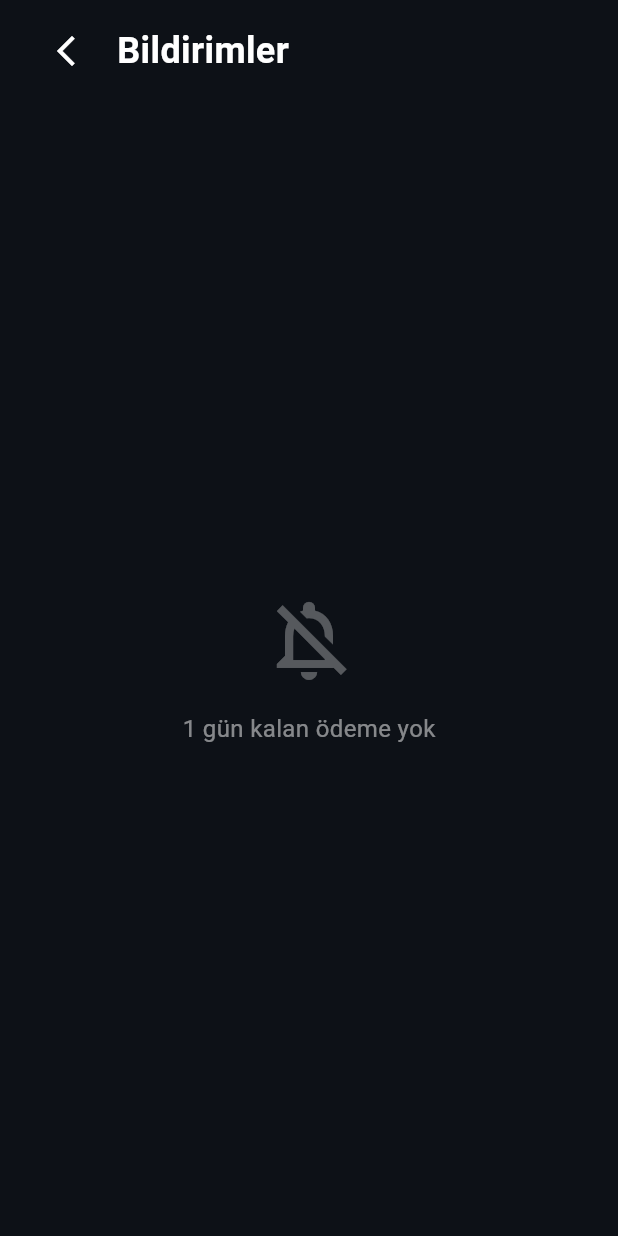
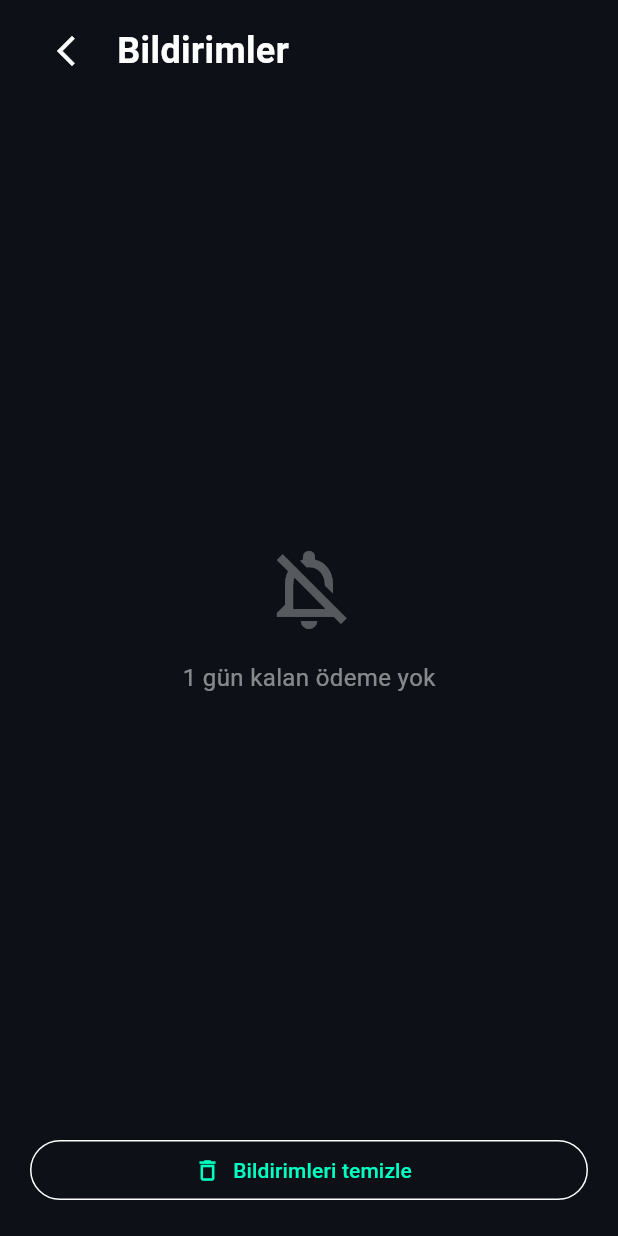
Before and after one commit to STmobiletr/abonekontrolios, a Flutter app: the screen it shows after launch, after a tap on "BAŞLA", after a tap on the "notifications none" icon, on a phone screen of 412 x 824 dp. Run offline on Flutter 3.47's test engine with Material 3 defaults, Android fonts, the light colour scheme and no system bars; our stand-ins replace file_picker, fl_chart, flutter_local_notifications, flutter_riverpod, flutter_staggered_animations, google_mobile_ads and 5 more; accounts and stored records are empty; generated files the repository leaves out were written again; network calls fail.

Commit message:
Filter notifications by pending schedule

```diff
--- a/lib/core/services/notification_service.dart
+++ b/lib/core/services/notification_service.dart
@@ -107,4 +107,22 @@ class NotificationService {
   Future<void> cancelAllNotifications() async {
     await flutterLocalNotificationsPlugin.cancelAll();
   }
+
+  /// Returns all pending notification IDs.
+  Future<Set<int>> pendingNotificationIds() async {
+    final pending =
+        await flutterLocalNotificationsPlugin.pendingNotificationRequests();
+    return pending.map((request) => request.id).toSet();
+  }
+
+  /// Cancels all scheduled notifications and returns how many were pending.
+  Future<int> cancelAllScheduledNotifications() async {
+    final pending =
+        await flutterLocalNotificationsPlugin.pendingNotificationRequests();
+    for (final request in pending) {
+      await flutterLocalNotificationsPlugin.cancel(request.id);
+    }
+    await flutterLocalNotificationsPlugin.cancelAll();
+    return pending.length;
+  }
 }
--- a/lib/features/notifications/screens/notification_screen.dart
+++ b/lib/features/notifications/screens/notification_screen.dart
@@ -4,6 +4,7 @@ import 'package:hive/hive.dart';
 import '../../../core/constants/app_colors.dart';
 import '../../../core/constants/app_strings.dart';
 import '../../../core/ui/glass_box.dart';
+import '../../../core/utils/stable_notif_id.dart';
 import '../../subscriptions/models/subscription_model.dart';
 import '../../../core/services/notification_service.dart';
 
@@ -22,11 +23,13 @@ class NotificationScreen extends StatefulWidget {
 
 class _NotificationScreenState extends State<NotificationScreen> {
   late final Box<SubscriptionModel> _subscriptionsBox;
+  Set<int> _pendingNotificationIds = {};
 
   @override
   void initState() {
     super.initState();
     _subscriptionsBox = Hive.box<SubscriptionModel>('subscriptions');
+    _refreshPendingNotifications();
   }
 
   int _daysUntil(DateTime targetDate) {
@@ -37,8 +40,13 @@ class _NotificationScreenState extends State<NotificationScreen> {
   }
 
   List<SubscriptionModel> _dueInOneDay() {
+    if (_pendingNotificationIds.isEmpty) {
+      return [];
+    }
     final items = _subscriptionsBox.values
-        .where((s) => _daysUntil(s.nextBillingDate) == 1)
+        .where((s) =>
+            _daysUntil(s.nextBillingDate) == 1 &&
+            _pendingNotificationIds.contains(stableNotifId(s.id)))
         .toList();
     items.sort((a, b) => a.nextBillingDate.compareTo(b.nextBillingDate));
     return items;
@@ -50,13 +58,24 @@ class _NotificationScreenState extends State<NotificationScreen> {
     return '${s.currency} ${s.price.toStringAsFixed(2)}';
   }
 
+  Future<void> _refreshPendingNotifications() async {
+    final notificationService = NotificationService();
+    await notificationService.init();
+    final pendingIds = await notificationService.pendingNotificationIds();
+    if (!mounted) return;
+    setState(() {
+      _pendingNotificationIds = pendingIds;
+    });
+  }
+
   Future<void> _clearScheduledNotifications() async {
     final confirmed = await showDialog<bool>(
       context: context,
       builder: (ctx) => AlertDialog(
         title: const Text('Bildirimleri temizle'),
         content: const Text(
-        'Telefonunuza planlanan bildirimler temizlenecek. Abonelikler silinmez.',
+          'Telefonunuza planlanan bildirimler temizlenecek. '
+          'Abonelikler silinmez.',
         ),
         actions: [
           TextButton(
@@ -73,7 +92,10 @@ Future<void> _clearScheduledNotifications() async {
 
     if (confirmed != true) return;
 
-  await NotificationService().cancelAllNotifications();
+    final notificationService = NotificationService();
+    await notificationService.init();
+    await notificationService.cancelAllScheduledNotifications();
+    await _refreshPendingNotifications();
 
     if (!mounted) return;
     ScaffoldMessenger.of(context).showSnackBar(
@@ -217,6 +239,18 @@ Future<void> _clearScheduledNotifications() async {
                 },
               ),
             ),
+
+            Padding(
+              padding: const EdgeInsets.fromLTRB(20, 0, 20, 20),
+              child: SizedBox(
+                width: double.infinity,
+                child: OutlinedButton.icon(
+                  onPressed: _clearScheduledNotifications,
+                  icon: const Icon(Icons.delete_outline),
+                  label: const Text('Bildirimleri temizle'),
+                ),
+              ),
+            ),
           ],
         ),
       ),
```
Lines whose indentation alone changed are shown as unchanged.
